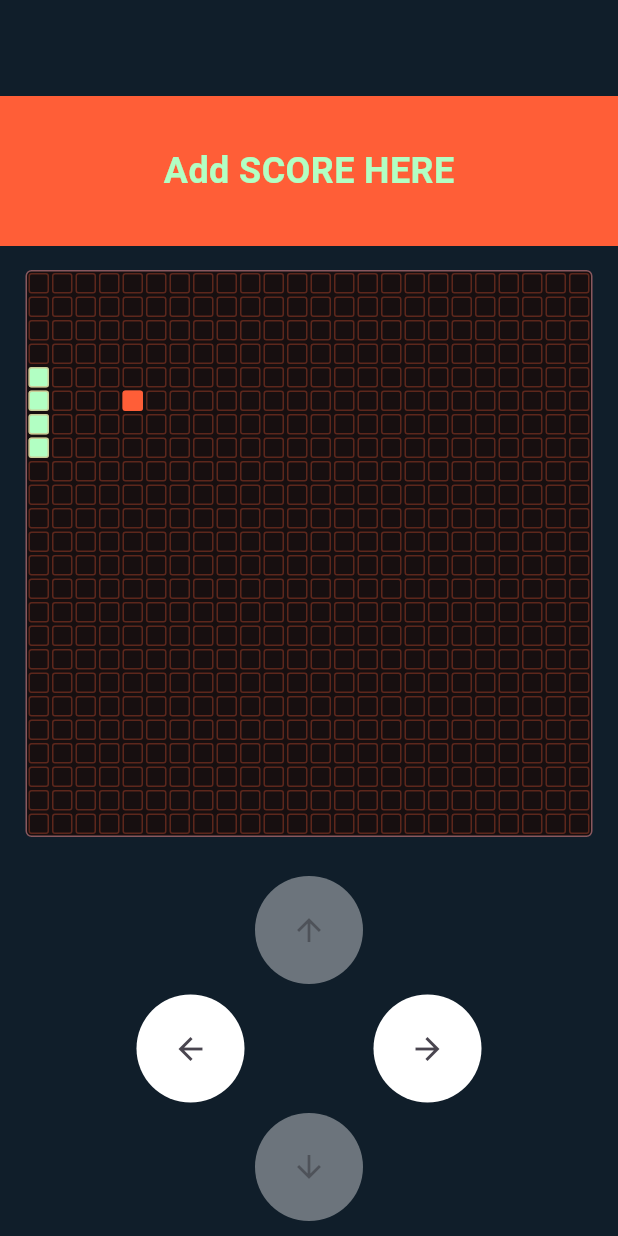
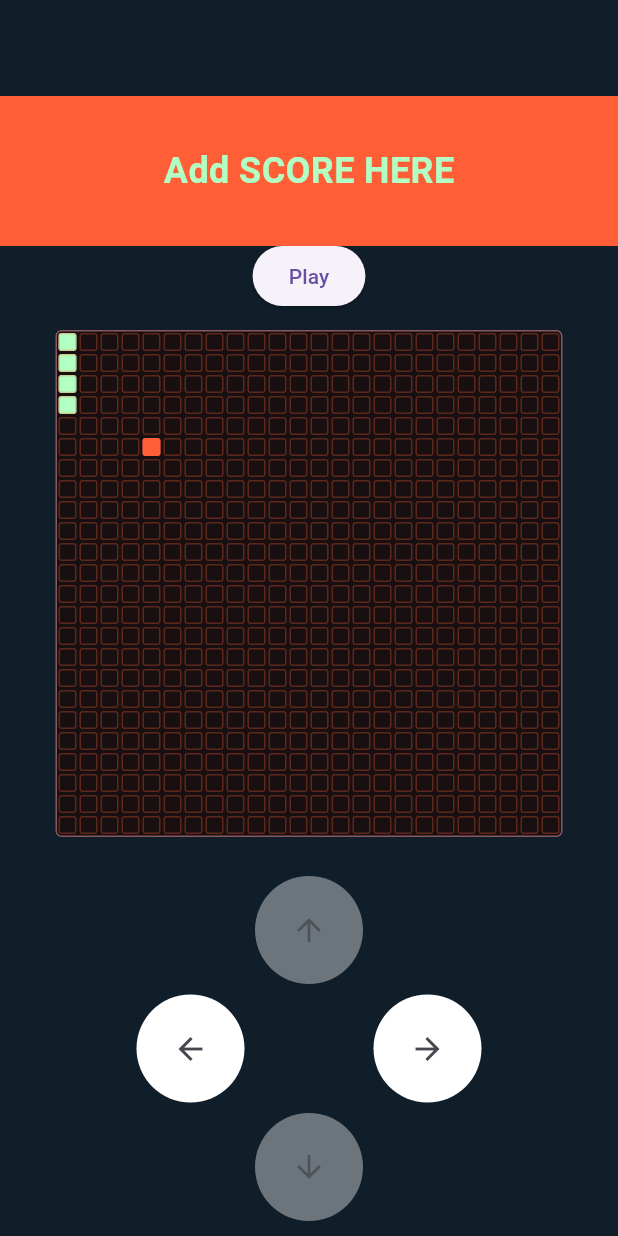
Before and after one commit to art1-si/snake, a Flutter app: the SneakGameScreen screen opened by its route, on a phone screen of 412 x 824 dp. Run offline on Flutter 3.47's test engine with Material 3 defaults, Android fonts, the phone set to English and light mode, and no system bars; our stand-ins replace bloc, flutter_bloc, go_router.

Commit message:
chore: Refactor snake game screen imports and reset direction controller

```diff
--- a/lib/presentation/navigation/router.dart
+++ b/lib/presentation/navigation/router.dart
@@ -4,7 +4,7 @@ import 'package:snake/presentation/navigation/navigation_route.dart';
 import 'package:snake/presentation/screens/home/home_screen.dart';
 import 'package:snake/presentation/screens/leaderboard/leaderboard_screen.dart';
 import 'package:snake/presentation/screens/settings/settings_scree.dart';
-import 'package:snake/presentation/screens/snake_game/snake_game_screen.dart';
+import 'package:snake/presentation/screens/snake_game/widgets/snake_game/view/snake_game_screen.dart';
 
 class AppRouter {
   AppRouter._();
--- a/lib/presentation/screens/snake_game/game_engine/controller/direction_controller.dart
+++ b/lib/presentation/screens/snake_game/game_engine/controller/direction_controller.dart
@@ -2,13 +2,21 @@ import 'package:flutter/material.dart';
 import 'package:snake/presentation/screens/snake_game/widgets/direction_controls/direction_control_cluster.dart';
 
 class DirectionController {
-  DirectionController();
+  DirectionController({
+    Direction initialDirection = Direction.down,
+  }) : _initialDirection = initialDirection;
 
-  final directionNotifier = ValueNotifier(Direction.down);
+  final Direction _initialDirection;
+
+  late final directionNotifier = ValueNotifier(_initialDirection);
 
   Direction get direction => directionNotifier.value;
 
   void changeDirection(Direction direction) {
     directionNotifier.value = direction;
   }
+
+  void reset() {
+    directionNotifier.value = _initialDirection;
+  }
 }
--- /dev/null
+++ b/lib/presentation/screens/snake_game/game_engine/controller/gameplay_controller.dart
@@ -0,0 +1,79 @@
+import 'dart:async';
+
+sealed class GameplayEvents {
+  const GameplayEvents();
+}
+
+class StartGame extends GameplayEvents {
+  const StartGame();
+}
+
+class PauseGame extends GameplayEvents {
+  const PauseGame();
+}
+
+class ResumeGame extends GameplayEvents {
+  const ResumeGame();
+}
+
+class EndGame extends GameplayEvents {
+  const EndGame();
+}
+
+class TickerEvent extends GameplayEvents {
+  const TickerEvent();
+}
+
+class GameplayController with ListenableEvent<GameplayEvents> {
+  GameplayController();
+  Timer? _timer;
+
+  bool get isGameRunning => _timer != null;
+
+  void startGame() {
+    if (_timer != null) {
+      _timer!.cancel();
+    }
+    notify(const StartGame());
+    _timer = Timer.periodic(const Duration(milliseconds: 250), (_) {
+      notify(const TickerEvent());
+    });
+  }
+
+  void pauseGame() {
+    _timer?.cancel();
+    notify(const PauseGame());
+  }
+
+  void resumeGame() {
+    startGame();
+    notify(const ResumeGame());
+  }
+
+  void endGame() {
+    _timer?.cancel();
+    notify(const EndGame());
+  }
+
+  void dispose() {
+    _timer?.cancel();
+  }
+}
+
+mixin ListenableEvent<T> {
+  final _listeners = <void Function(T)>{};
+
+  void addListener(void Function(T) listener) {
+    _listeners.add(listener);
+  }
+
+  void removeListener(void Function(T) listener) {
+    _listeners.remove(listener);
+  }
+
+  void notify(T event) {
+    for (final listener in _listeners) {
+      listener(event);
+    }
+  }
+}
--- a/lib/presentation/screens/snake_game/game_engine/models/sprite.dart
+++ b/lib/presentation/screens/snake_game/game_engine/models/sprite.dart
@@ -3,15 +3,23 @@ import 'package:flutter/material.dart';
 import 'package:snake/presentation/screens/snake_game/game_engine/models/movement_behaviour.dart';
 import 'package:snake/presentation/screens/snake_game/game_engine/models/pixel.dart';
 import 'package:snake/presentation/screens/snake_game/widgets/direction_controls/direction_control_cluster.dart';
+import 'package:snake/tools/logger/logger.dart';
 
 sealed class Sprite {
   Sprite({
     required List<Pixel> pixels,
-  }) : pixelsNotifier = ValueNotifier(pixels);
+  })  : pixelsNotifier = ValueNotifier(pixels),
+        _initialPixels = pixels;
+
+  final List<Pixel> _initialPixels;
 
   final ValueNotifier<List<Pixel>> pixelsNotifier;
 
   List<Pixel> get pixels => pixelsNotifier.value;
+
+  void reset() {
+    pixelsNotifier.value = _initialPixels;
+  }
 
   void respawn({
     required List<Pixel> unavailablePixelOffsets,
@@ -50,7 +58,7 @@ sealed class MovableSprite extends Sprite {
 
       return state[index - 1];
     }).toList();
-
+    Logger.debug('newPixels: $newPixels');
     pixelsNotifier.value = newPixels;
   }
 
--- a/lib/presentation/screens/snake_game/snake_game_screen.dart
+++ /dev/null
@@ -1,48 +0,0 @@
-import 'package:flutter/material.dart';
-import 'package:snake/presentation/screens/snake_game/difficulty_level/bloc/difficulty_level_selector_bloc.dart';
-import 'package:snake/presentation/screens/snake_game/game_engine/controller/direction_controller.dart';
-import 'package:snake/presentation/screens/snake_game/widgets/direction_controls/direction_control_cluster.dart';
-import 'package:snake/presentation/screens/snake_game/widgets/game_display/snake_game.dart';
-import 'package:snake/presentation/theme/app_colors.dart';
-import 'package:snake/presentation/theme/styled_text.dart';
-
-class SneakGameScreen extends StatefulWidget {
-  const SneakGameScreen({super.key});
-
-  @override
-  State<SneakGameScreen> createState() => _SneakGameScreenState();
-}
-
-class _SneakGameScreenState extends State<SneakGameScreen> {
-  final directionController = DirectionController();
-  @override
-  Widget build(BuildContext context) {
-    return Scaffold(
-      backgroundColor: AppColors.background,
-      body: Column(
-        children: [
-          const SizedBox(height: 64),
-          Container(
-            height: 100,
-            color: AppColors.primary,
-            alignment: Alignment.center,
-            child: StyledText.heading2(
-              'Add SCORE HERE',
-            ),
-          ),
-          Expanded(
-            child: Center(
-              child: SnakeGame(
-                difficultyLevel: DifficultyLevelSelectorState.easy().difficultyLevel,
-                directionController: directionController,
-              ),
-            ),
-          ),
-          DirectionControlCluster(
-            directionController: directionController,
-          ),
-        ],
-      ),
-    );
-  }
-}
--- /dev/null
+++ b/lib/presentation/screens/snake_game/widgets/snake_game/bloc/gameplay_bloc/gameplay_bloc.dart
@@ -0,0 +1,43 @@
+import 'package:bloc/bloc.dart';
+
+part 'gameplay_event.dart';
+part 'gameplay_state.dart';
+
+class GameplayBloc extends Bloc<GameplayEvent, GameplayState> {
+  GameplayBloc() : super(GameplayInitial()) {
+    on<GameStarted>(_onGameStarted);
+    on<GamePaused>(_onGamePaused);
+    on<GameResumed>(_onGameResumed);
+    on<GameEnded>(_onGameEnded);
+    on<AppleEaten>(_onAppleEaten);
+  }
+
+  void _onGameStarted(GameStarted event, Emitter<GameplayState> emit) {
+    emit(GameInProgress(score: 0));
+  }
+
+  void _onGamePaused(GamePaused event, Emitter<GameplayState> emit) {
+    if (state is GameInProgress) {
+      emit(GameOnPaused(score: (state as GameInProgress).score));
+    }
+  }
+
+  void _onGameResumed(GameResumed event, Emitter<GameplayState> emit) {
+    if (state is GameOnPaused) {
+      emit(GameInProgress(score: (state as GameOnPaused).score));
+    }
+  }
+
+  void _onGameEnded(GameEnded event, Emitter<GameplayState> emit) {
+    if (state is GameInProgress) {
+      emit(GameOver(score: (state as GameInProgress).score));
+    }
+  }
+
+  void _onAppleEaten(AppleEaten event, Emitter<GameplayState> emit) {
+    if (state is GameInProgress) {
+      final currentScore = (state as GameInProgress).score;
+      emit(GameInProgress(score: currentScore + 1));
+    }
+  }
+}
--- /dev/null
+++ b/lib/presentation/screens/snake_game/widgets/snake_game/bloc/gameplay_bloc/gameplay_event.dart
@@ -0,0 +1,25 @@
+part of 'gameplay_bloc.dart';
+
+sealed class GameplayEvent {
+  const GameplayEvent();
+}
+
+final class GameStarted extends GameplayEvent {
+  const GameStarted();
+}
+
+final class GamePaused extends GameplayEvent {
+  const GamePaused();
+}
+
+final class GameResumed extends GameplayEvent {
+  const GameResumed();
+}
+
+final class GameEnded extends GameplayEvent {
+  const GameEnded();
+}
+
+final class AppleEaten extends GameplayEvent {
+  const AppleEaten();
+}
--- /dev/null
+++ b/lib/presentation/screens/snake_game/widgets/snake_game/bloc/gameplay_bloc/gameplay_state.dart
@@ -0,0 +1,20 @@
+part of 'gameplay_bloc.dart';
+
+sealed class GameplayState {}
+
+final class GameplayInitial extends GameplayState {}
+
+final class GameInProgress extends GameplayState {
+  GameInProgress({required this.score});
+  final int score;
+}
+
+final class GameOnPaused extends GameplayState {
+  GameOnPaused({required this.score});
+  final int score;
+}
+
+final class GameOver extends GameplayState {
+  GameOver({required this.score});
+  final int score;
+}
--- a/lib/presentation/screens/snake_game/widgets/game_display/models/apple_sprite.dart
+++ b/lib/presentation/screens/snake_game/widgets/snake_game/models/apple_sprite.dart
@@ -29,6 +29,7 @@ class AppleSprite extends UnmovableSprite {
       ],
     );
   }
+
   @override
   void respawn({
     required List<Pixel> unavailablePixelOffsets,
--- a/lib/presentation/screens/snake_game/widgets/game_display/models/snake_sprite.dart
+++ b/lib/presentation/screens/snake_game/widgets/snake_game/models/snake_sprite.dart
@@ -14,7 +14,7 @@ class SnakeSprite extends OnTickMovableSprite {
           offset: PixelOffset(x: 0, y: index),
           color: AppColors.onBackground,
         ),
-      ),
+      ).reversed.toList(),
     );
   }
 
--- /dev/null
+++ b/lib/presentation/screens/snake_game/widgets/snake_game/view/gameplay_bloc_provider.dart
@@ -0,0 +1,20 @@
+import 'package:flutter/material.dart';
+import 'package:flutter_bloc/flutter_bloc.dart';
+import 'package:snake/presentation/screens/snake_game/widgets/snake_game/bloc/gameplay_bloc/gameplay_bloc.dart';
+
+class GameplayBlocProvider extends StatelessWidget {
+  const GameplayBlocProvider({
+    super.key,
+    required this.child,
+  });
+
+  final Widget child;
+
+  @override
+  Widget build(BuildContext context) {
+    return BlocProvider(
+      create: (context) => GameplayBloc(),
+      child: child,
+    );
+  }
+}
--- /dev/null
+++ b/lib/presentation/screens/snake_game/widgets/snake_game/view/gameplay_control_overlay.dart
@@ -0,0 +1,82 @@
+import 'package:flutter/material.dart';
+import 'package:flutter_bloc/flutter_bloc.dart';
+import 'package:snake/presentation/screens/snake_game/game_engine/controller/gameplay_controller.dart';
+import 'package:snake/presentation/screens/snake_game/widgets/snake_game/bloc/gameplay_bloc/gameplay_bloc.dart';
+import 'package:snake/presentation/theme/styled_text.dart';
+
+class GameplayControlOverlay extends StatefulWidget {
+  const GameplayControlOverlay({
+    super.key,
+    required this.gameplayController,
+  });
+
+  final GameplayController gameplayController;
+
+  @override
+  State<GameplayControlOverlay> createState() => _GameplayControlOverlayState();
+}
+
+class _GameplayControlOverlayState extends State<GameplayControlOverlay> {
+  @override
+  Widget build(BuildContext context) {
+    return SizedBox(
+      height: 40,
+      child: BlocConsumer<GameplayBloc, GameplayState>(
+        listener: (context, state) {
+          if (state is GameOver) {
+            showDialog(
+              context: context,
+              builder: (context) {
+                return AlertDialog(
+                  title: const StyledText('Game Over'),
+                  content: const StyledText('You lost!'),
+                  actions: [
+                    TextButton(
+                      onPressed: () {
+                        Navigator.of(context).pop();
+                      },
+                      child: const Text('Close'),
+                    ),
+                  ],
+                );
+              },
+            );
+          }
+        },
+        builder: (context, state) {
+          switch (state) {
+            case GameplayInitial():
+            case GameOver():
+              return PlayButton(
+                onPressed: () {
+                  widget.gameplayController.startGame();
+                },
+              );
+            case GameInProgress():
+              return const SizedBox.shrink();
+            case GameOnPaused():
+              return PlayButton(
+                onPressed: () {
+                  widget.gameplayController.resumeGame();
+                },
+              );
+          }
+        },
+      ),
+    );
+  }
+}
+
+class PlayButton extends StatelessWidget {
+  const PlayButton({super.key, required this.onPressed});
+
+  final VoidCallback onPressed;
+
+  @override
+  Widget build(BuildContext context) {
+    return ElevatedButton(
+      onPressed: onPressed,
+      child: const Text('Play'),
+    );
+  }
+}
--- /dev/null
+++ b/lib/presentation/screens/snake_game/widgets/snake_game/view/gameplay_controller_listener.dart
@@ -0,0 +1,56 @@
+import 'package:flutter/material.dart';
+import 'package:snake/presentation/screens/snake_game/game_engine/controller/gameplay_controller.dart';
+import 'package:snake/presentation/screens/snake_game/widgets/snake_game/bloc/gameplay_bloc/gameplay_bloc.dart';
+import 'package:flutter_bloc/flutter_bloc.dart';
+
+class GameplayControllerListener extends StatefulWidget {
+  const GameplayControllerListener({
+    super.key,
+    required this.gameplayController,
+    required this.child,
+  });
+
+  final Widget child;
+  final GameplayController gameplayController;
+
+  @override
+  State<GameplayControllerListener> createState() => _GameplayControllerListenerState();
+}
+
+class _GameplayControllerListenerState extends State<GameplayControllerListener> {
+  @override
+  void initState() {
+    super.initState();
+    widget.gameplayController.addListener(gameplayControllerListener);
+  }
+
+  @override
+  void dispose() {
+    widget.gameplayController.removeListener(gameplayControllerListener);
+    super.dispose();
+  }
+
+  void gameplayControllerListener(GameplayEvents event) {
+    switch (event) {
+      case StartGame():
+        context.read<GameplayBloc>().add(const GameStarted());
+        break;
+      case PauseGame():
+        context.read<GameplayBloc>().add(const GamePaused());
+        break;
+      case ResumeGame():
+        context.read<GameplayBloc>().add(const GameResumed());
+        break;
+      case EndGame():
+        context.read<GameplayBloc>().add(const GameEnded());
+        break;
+      case TickerEvent():
+        break;
+    }
+  }
+
+  @override
+  Widget build(BuildContext context) {
+    return widget.child;
+  }
+}
--- a/lib/presentation/screens/snake_game/widgets/game_display/snake_game.dart
+++ b/lib/presentation/screens/snake_game/widgets/snake_game/view/snake_game.dart
@@ -1,14 +1,15 @@
 import 'package:snake/presentation/screens/snake_game/difficulty_level/model/difficulty_level.dart';
 import 'package:snake/presentation/screens/snake_game/game_engine/models/sprite.dart';
 import 'package:snake/presentation/screens/snake_game/game_engine/view/game_widget.dart';
-import 'package:snake/presentation/screens/snake_game/widgets/game_display/models/apple_sprite.dart';
-import 'package:snake/presentation/screens/snake_game/widgets/game_display/models/snake_sprite.dart';
+import 'package:snake/presentation/screens/snake_game/widgets/snake_game/models/apple_sprite.dart';
+import 'package:snake/presentation/screens/snake_game/widgets/snake_game/models/snake_sprite.dart';
 
 class SnakeGame extends GameWidget {
   SnakeGame({
     super.key,
     required DifficultyLevel difficultyLevel,
     required super.directionController,
+    required super.gameplayController,
   }) : super(
           pixelDensity: difficultyLevel.pixelDensity,
         );
@@ -24,12 +25,12 @@ class SnakeGame extends GameWidget {
 
   @override
   void onCollisionWithItself(Sprite sprite) {
-    // TODO: implement onCollisionWithItself
+    gameplayController.endGame();
   }
 
   @override
   void onCollisionWithWall(Sprite sprite) {
-    // TODO: implement onCollisionWithWall
+    gameplayController.endGame();
   }
 
   @override
--- /dev/null
+++ b/lib/presentation/screens/snake_game/widgets/snake_game/view/snake_game_screen.dart
@@ -0,0 +1,64 @@
+import 'package:flutter/material.dart';
+import 'package:snake/presentation/screens/snake_game/difficulty_level/bloc/difficulty_level_selector_bloc.dart';
+import 'package:snake/presentation/screens/snake_game/game_engine/controller/direction_controller.dart';
+import 'package:snake/presentation/screens/snake_game/game_engine/controller/gameplay_controller.dart';
+import 'package:snake/presentation/screens/snake_game/widgets/direction_controls/direction_control_cluster.dart';
+import 'package:snake/presentation/screens/snake_game/widgets/snake_game/view/gameplay_bloc_provider.dart';
+import 'package:snake/presentation/screens/snake_game/widgets/snake_game/view/gameplay_controller_listener.dart';
+import 'package:snake/presentation/screens/snake_game/widgets/snake_game/view/snake_game.dart';
+import 'package:snake/presentation/screens/snake_game/widgets/snake_game/view/gameplay_control_overlay.dart';
+import 'package:snake/presentation/theme/app_colors.dart';
+import 'package:snake/presentation/theme/styled_text.dart';
+
+class SneakGameScreen extends StatefulWidget {
+  const SneakGameScreen({super.key});
+
+  @override
+  State<SneakGameScreen> createState() => _SneakGameScreenState();
+}
+
+class _SneakGameScreenState extends State<SneakGameScreen> {
+  final directionController = DirectionController();
+  final gameplayController = GameplayController();
+  @override
+  Widget build(BuildContext context) {
+    return GameplayBlocProvider(
+      child: GameplayControllerListener(
+        gameplayController: gameplayController,
+        child: Scaffold(
+          backgroundColor: AppColors.background,
+          body: Column(
+            children: [
+              const SizedBox(height: 64),
+              Container(
+                height: 100,
+                color: AppColors.primary,
+                alignment: Alignment.center,
+                child: StyledText.heading2(
+                  'Add SCORE HERE',
+                ),
+              ),
+              Center(
+                child: GameplayControlOverlay(
+                  gameplayController: gameplayController,
+                ),
+              ),
+              Expanded(
+                child: Center(
+                  child: SnakeGame(
+                    difficultyLevel: DifficultyLevelSelectorState.easy().difficultyLevel,
+                    directionController: directionController,
+                    gameplayController: gameplayController,
+                  ),
+                ),
+              ),
+              DirectionControlCluster(
+                directionController: directionController,
+              ),
+            ],
+          ),
+        ),
+      ),
+    );
+  }
+}
```
Also changed, not shown: lib/presentation/screens/snake_game/game_engine/view/game_widget.dart (+22 -7 lines).
